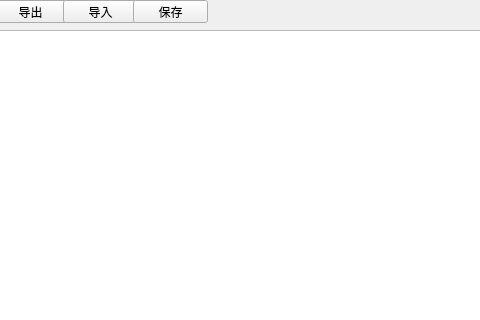
albert2lyu/QualityFunctionDeployment, file Step6_2.ui: the form before one commit; both pictures show x 147 to 627 and y 0 to 320 of the 745 by 419 pixel window.
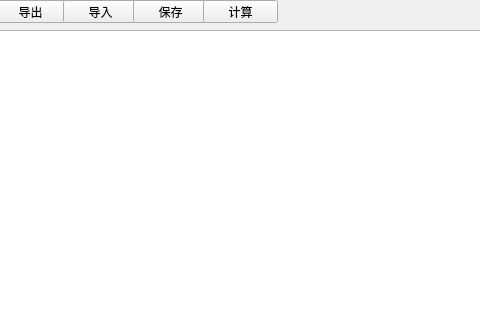
The form after the commit.

```diff
--- a/Step6_2.ui
+++ b/Step6_2.ui
@@ -88,6 +88,19 @@
     <string>保存</string>
    </property>
   </widget>
+  <widget class="QPushButton" name="pushButton_6">
+   <property name="geometry">
+    <rect>
+     <x>350</x>
+     <y>0</y>
+     <width>75</width>
+     <height>23</height>
+    </rect>
+   </property>
+   <property name="text">
+    <string>计算</string>
+   </property>
+  </widget>
  </widget>
  <resources/>
  <connections/>
```
